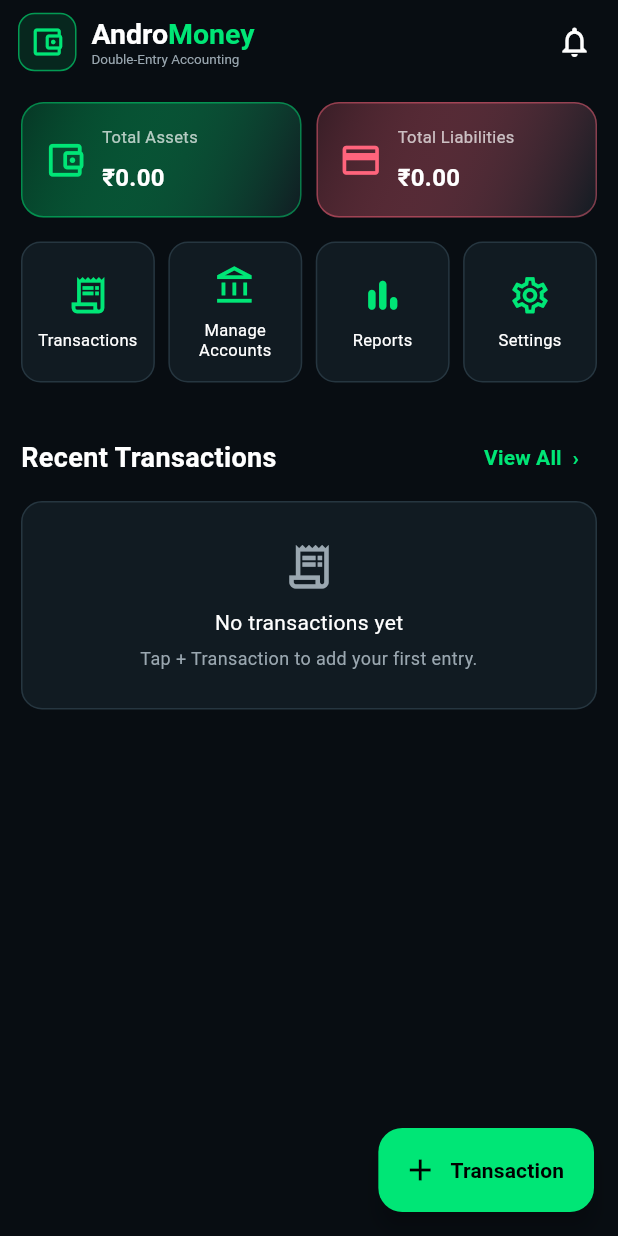
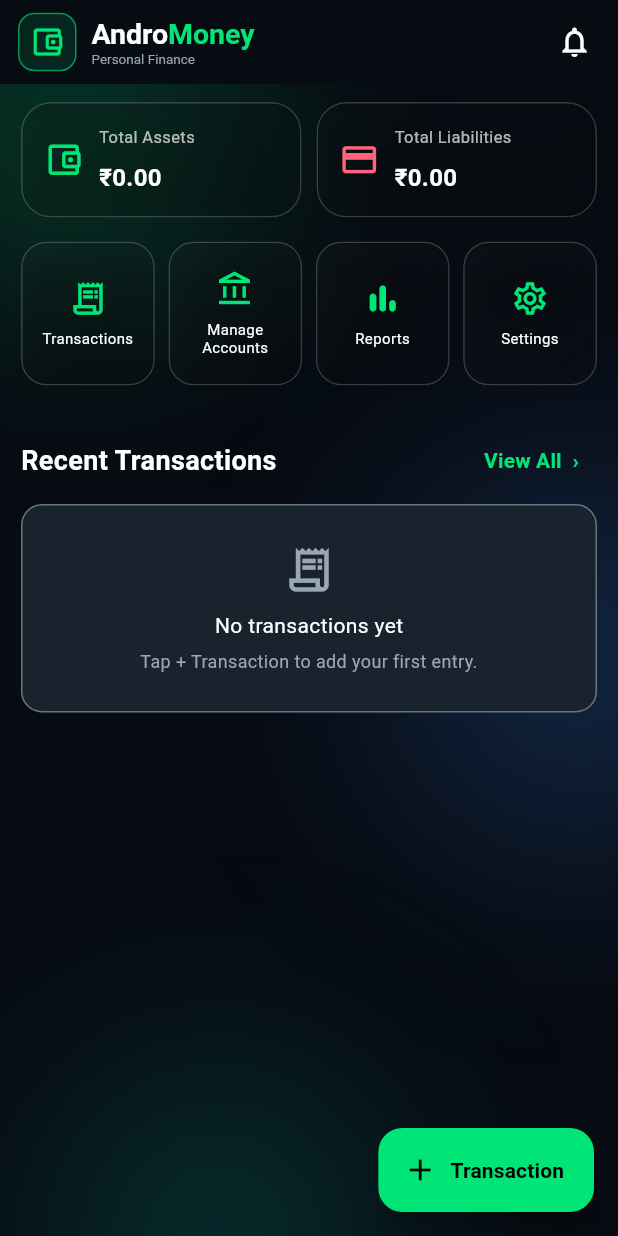
Before and after one commit to theaestheticlythium-hue/AndroMoney, a Flutter app: the screen it shows after launch, on a phone screen of 412 x 824 dp. Run offline on Flutter 3.47's test engine with Material 3 defaults, Android fonts, the phone set to English and light mode, and no system bars; our stand-ins replace fl_chart, shared_preferences.

Commit message:
Update ledger_home_screen.dart

```diff
--- a/lib/screens/ledger_home_screen.dart
+++ b/lib/screens/ledger_home_screen.dart
@@ -1,3 +1,5 @@
+
+import 'dart:ui' as ui;
 
 import 'package:flutter/material.dart';
 
@@ -27,11 +29,11 @@ class _LedgerHomeScreenState extends State<LedgerHomeScreen> {
 
   bool _isLoading = true;
 
-  static const Color background = Color(0xFF080D12);
-  static const Color surface = Color(0xFF111B22);
+  static const Color background = Color(0xFF070B12);
+  static const Color surface = Color(0xFF18232E);
   static const Color green = Color(0xFF00E676);
   static const Color muted = Color(0xFF9AA7B0);
-  static const Color border = Color(0xFF263640);
+  static const Color border = Color(0x66D9F2FF);
 
   @override
   void initState() {
@@ -374,37 +376,23 @@ class _LedgerHomeScreenState extends State<LedgerHomeScreen> {
     required Color accent,
   }) {
     return Expanded(
-      child: Container(
+      child: _glassSurface(
+        radius: BorderRadius.circular(20),
         padding: const EdgeInsets.all(14),
-        decoration: BoxDecoration(
-          borderRadius: BorderRadius.circular(15),
-          border: Border.all(
-            color: accent.withValues(alpha: 0.45),
-          ),
-          gradient: LinearGradient(
-            begin: Alignment.topLeft,
-            end: Alignment.bottomRight,
-            colors: [
-              accent.withValues(alpha: 0.19),
-              surface,
-            ],
-          ),
-        ),
+        tint: accent.withValues(alpha: 0.075),
         child: Row(
           children: [
-            Icon(icon, color: accent, size: 29),
+            Icon(icon, color: accent, size: 27),
             const SizedBox(width: 10),
             Expanded(
               child: Column(
                 crossAxisAlignment: CrossAxisAlignment.start,
                 children: [
-                  Text(
-                    title,
+                  Text(title,
                       style: const TextStyle(
                         color: Colors.white70,
                         fontSize: 11,
-                    ),
-                  ),
+                      )),
                   const SizedBox(height: 8),
                   FittedBox(
                     fit: BoxFit.scaleDown,
@@ -436,34 +424,29 @@ class _LedgerHomeScreenState extends State<LedgerHomeScreen> {
     return Expanded(
       child: InkWell(
         onTap: onTap,
-        borderRadius: BorderRadius.circular(13),
-        child: Container(
-          height: 94,
-          padding: const EdgeInsets.symmetric(
-            horizontal: 5,
-            vertical: 13,
-          ),
-          decoration: BoxDecoration(
-            color: surface,
-            borderRadius: BorderRadius.circular(13),
-            border: Border.all(color: border),
-          ),
+        borderRadius: BorderRadius.circular(17),
+        child: _glassSurface(
+          radius: BorderRadius.circular(17),
+          padding: const EdgeInsets.symmetric(horizontal: 5, vertical: 13),
+          child: SizedBox(
+            height: 68,
             child: Column(
               mainAxisAlignment: MainAxisAlignment.center,
               children: [
-              Icon(icon, color: color, size: 29),
-              const SizedBox(height: 9),
+                Icon(icon, color: color, size: 26),
+                const SizedBox(height: 8),
                 Text(
                   title,
                   textAlign: TextAlign.center,
                   maxLines: 2,
                   style: const TextStyle(
                     color: Colors.white,
-                  fontSize: 11,
+                    fontSize: 10,
                     height: 1.2,
                   ),
                 ),
               ],
+            ),
           ),
         ),
       ),
@@ -489,13 +472,10 @@ class _LedgerHomeScreenState extends State<LedgerHomeScreen> {
   ) {
     final receipt = _isReceipt(transaction);
 
-    return Container(
-      margin: const EdgeInsets.only(bottom: 8),
-      decoration: BoxDecoration(
-        color: surface,
-        borderRadius: BorderRadius.circular(14),
-        border: Border.all(color: border),
-      ),
+    return Padding(
+      padding: const EdgeInsets.only(bottom: 8),
+      child: _glassSurface(
+        radius: BorderRadius.circular(17),
         child: ListTile(
         onTap: () => _openTransactionDetails(transaction),
         contentPadding: const EdgeInsets.symmetric(
@@ -585,6 +565,7 @@ class _LedgerHomeScreenState extends State<LedgerHomeScreen> {
           ],
         ),
       ),
+      ),
     );
   }
 
@@ -596,6 +577,99 @@ class _LedgerHomeScreenState extends State<LedgerHomeScreen> {
     return months[month - 1];
   }
 
+
+  Widget _liquidBackground() {
+    return Positioned.fill(
+      child: Stack(
+        children: [
+          const DecoratedBox(
+            decoration: BoxDecoration(
+              gradient: LinearGradient(
+                begin: Alignment.topLeft,
+                end: Alignment.bottomRight,
+                colors: [
+                  Color(0xFF07111D),
+                  Color(0xFF101C2A),
+                  Color(0xFF080D14),
+                ],
+              ),
+            ),
+          ),
+          Positioned(
+            top: -90,
+            left: -70,
+            child: _glowOrb(const Color(0xFF00E676), 230),
+          ),
+          Positioned(
+            top: 260,
+            right: -100,
+            child: _glowOrb(const Color(0xFF3D8BFF), 250),
+          ),
+          Positioned(
+            bottom: -110,
+            left: 35,
+            child: _glowOrb(const Color(0xFF00BFA5), 220),
+          ),
+        ],
+      ),
+    );
+  }
+
+  Widget _glowOrb(Color color, double size) {
+    return ImageFiltered(
+      imageFilter: ui.ImageFilter.blur(sigmaX: 75, sigmaY: 75),
+      child: Container(
+        width: size,
+        height: size,
+        decoration: BoxDecoration(
+          color: color.withValues(alpha: 0.22),
+          shape: BoxShape.circle,
+        ),
+      ),
+    );
+  }
+
+  Widget _glassSurface({
+    required Widget child,
+    EdgeInsetsGeometry padding = EdgeInsets.zero,
+    BorderRadius radius = const BorderRadius.all(Radius.circular(22)),
+    Color tint = const Color(0x24FFFFFF),
+  }) {
+    return ClipRRect(
+      borderRadius: radius,
+      child: BackdropFilter(
+        filter: ui.ImageFilter.blur(sigmaX: 18, sigmaY: 18),
+        child: Container(
+          padding: padding,
+          decoration: BoxDecoration(
+            color: tint,
+            borderRadius: radius,
+            border: Border.all(
+              color: Colors.white.withValues(alpha: 0.19),
+              width: 1,
+            ),
+            gradient: LinearGradient(
+              begin: Alignment.topLeft,
+              end: Alignment.bottomRight,
+              colors: [
+                Colors.white.withValues(alpha: 0.13),
+                Colors.white.withValues(alpha: 0.035),
+              ],
+            ),
+            boxShadow: [
+              BoxShadow(
+                color: Colors.black.withValues(alpha: 0.20),
+                blurRadius: 22,
+                offset: const Offset(0, 10),
+              ),
+            ],
+          ),
+          child: child,
+        ),
+      ),
+    );
+  }
+
   @override
   Widget build(BuildContext context) {
     final recentTransactions = [..._transactions]
@@ -604,7 +678,8 @@ class _LedgerHomeScreenState extends State<LedgerHomeScreen> {
     return Scaffold(
       backgroundColor: background,
       appBar: AppBar(
-        backgroundColor: background,
+        backgroundColor: Colors.transparent,
+        surfaceTintColor: Colors.transparent,
         titleSpacing: 12,
         title: Row(
           children: [
@@ -647,7 +722,7 @@ class _LedgerHomeScreenState extends State<LedgerHomeScreen> {
                   ),
                 ),
                 const Text(
-                  'Double-Entry Accounting',
+                  'Personal Finance',
                   style: TextStyle(
                     color: muted,
                     fontSize: 9,
@@ -680,13 +755,16 @@ class _LedgerHomeScreenState extends State<LedgerHomeScreen> {
           style: TextStyle(fontWeight: FontWeight.bold),
         ),
       ),
-      body: _isLoading
+      body: Stack(
+        children: [
+          _liquidBackground(),
+          _isLoading
               ? const Center(
                   child: CircularProgressIndicator(color: green),
                 )
               : RefreshIndicator(
               color: green,
-              backgroundColor: surface,
+              backgroundColor: const Color(0xFF1B2936),
               onRefresh: _loadData,
               child: ListView(
                 padding: const EdgeInsets.fromLTRB(
@@ -802,6 +880,8 @@ class _LedgerHomeScreenState extends State<LedgerHomeScreen> {
                 ],
               ),
             ),
+        ],
+      ),
     );
   }
 }
```
Lines whose indentation alone changed are shown as unchanged.
